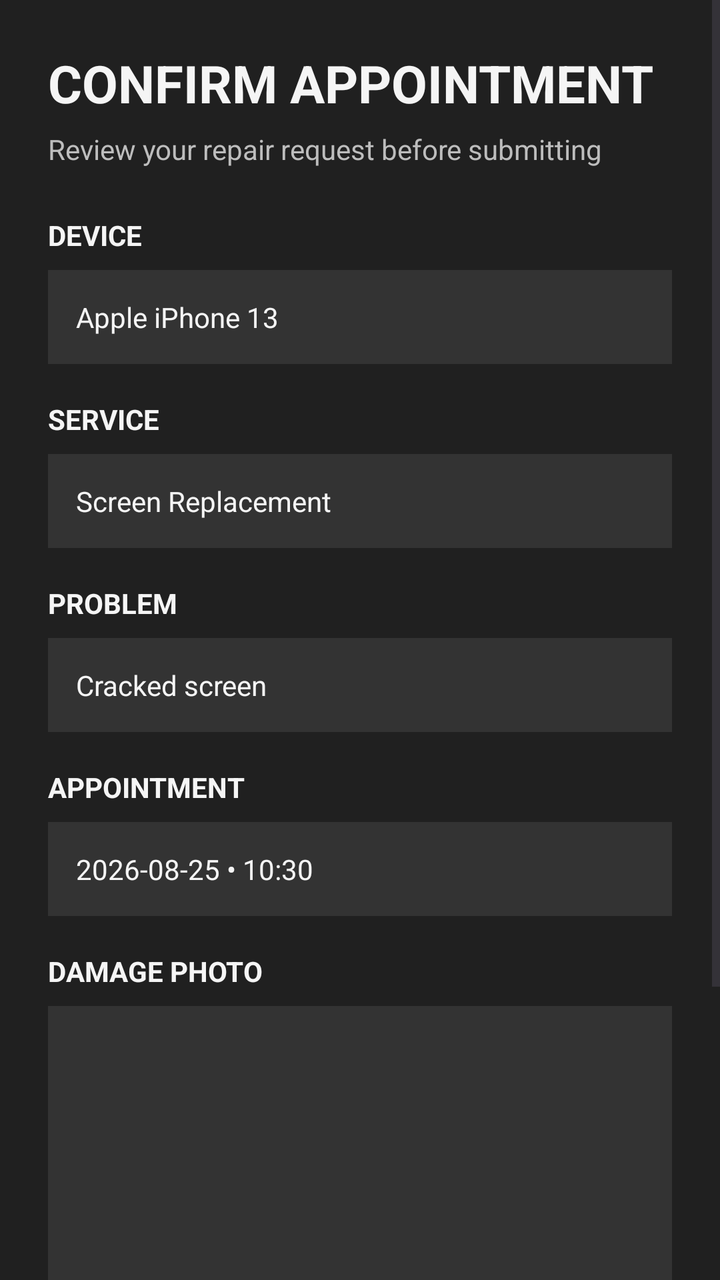
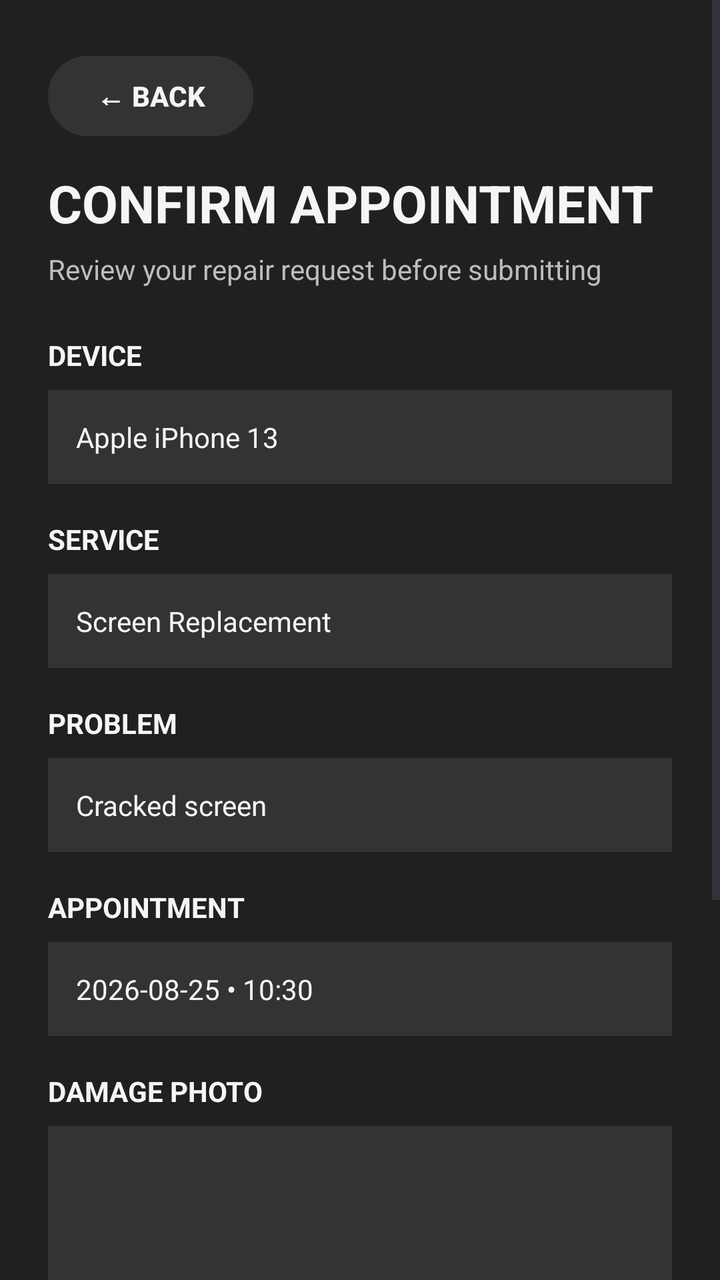

Two renders of the same Android screen: before a commit and after it. Below are the layout's source before the change and the commit's diff.
<!-- AndroidManifest.xml: application theme Theme.TechFix -->
<!-- res/layout/activity_appointment_confirmation.xml -->
<?xml version="1.0" encoding="utf-8"?>
<ScrollView
    xmlns:android="http://schemas.android.com/apk/res/android"
    android:layout_width="match_parent"
    android:layout_height="match_parent"
    android:background="@color/techfix_background"
    android:fillViewport="true">

    <LinearLayout
        android:layout_width="match_parent"
        android:layout_height="wrap_content"
        android:orientation="vertical"
        android:padding="24dp">

        <TextView
            android:layout_width="wrap_content"
            android:layout_height="wrap_content"
            android:text="CONFIRM APPOINTMENT"
            android:textColor="@color/techfix_white"
            android:textSize="26sp"
            android:textStyle="bold" />

        <TextView
            android:layout_width="wrap_content"
            android:layout_height="wrap_content"
            android:text="Review your repair request before submitting"
            android:textColor="@color/techfix_text_secondary"
            android:layout_marginTop="6dp"
            android:layout_marginBottom="24dp" />

        <TextView
            android:text="DEVICE"
            android:textColor="@color/techfix_white"
            android:textStyle="bold"
            android:layout_width="wrap_content"
            android:layout_height="wrap_content" />

        <TextView
            android:id="@+id/tvConfirmDevice"
            android:layout_width="match_parent"
            android:layout_height="wrap_content"
            android:layout_marginTop="8dp"
            android:background="@color/techfix_surface"
            android:padding="14dp"
            android:text="Apple iPhone 13"
            android:textColor="@color/techfix_white" />

        <TextView
            android:text="SERVICE"
            android:textColor="@color/techfix_white"
            android:textStyle="bold"
            android:layout_marginTop="18dp"
            android:layout_width="wrap_content"
            android:layout_height="wrap_content" />

        <TextView
            android:id="@+id/tvConfirmService"
            android:layout_width="match_parent"
            android:layout_height="wrap_content"
            android:layout_marginTop="8dp"
            android:background="@color/techfix_surface"
            android:padding="14dp"
            android:text="Screen Replacement"
            android:textColor="@color/techfix_white" />

        <TextView
            android:text="PROBLEM"
            android:textColor="@color/techfix_white"
            android:textStyle="bold"
            android:layout_marginTop="18dp"
            android:layout_width="wrap_content"
            android:layout_height="wrap_content" />

        <TextView
            android:id="@+id/tvConfirmProblem"
            android:layout_width="match_parent"
            android:layout_height="wrap_content"
            android:layout_marginTop="8dp"
            android:background="@color/techfix_surface"
            android:padding="14dp"
            android:text="Cracked screen"
            android:textColor="@color/techfix_white" />

        <TextView
            android:text="APPOINTMENT"
            android:textColor="@color/techfix_white"
            android:textStyle="bold"
            android:layout_marginTop="18dp"
            android:layout_width="wrap_content"
            android:layout_height="wrap_content" />

        <TextView
            android:id="@+id/tvConfirmAppointment"
            android:layout_width="match_parent"
            android:layout_height="wrap_content"
            android:layout_marginTop="8dp"
            android:background="@color/techfix_surface"
            android:padding="14dp"
            android:text="2026-08-25 • 10:30"
            android:textColor="@color/techfix_white" />

        <TextView
            android:text="DAMAGE PHOTO"
            android:textColor="@color/techfix_white"
            android:textStyle="bold"
            android:layout_marginTop="18dp"
            android:layout_width="wrap_content"
            android:layout_height="wrap_content" />

        <ImageView
            android:id="@+id/imgConfirmPhoto"
            android:layout_width="match_parent"
            android:layout_height="220dp"
            android:layout_marginTop="8dp"
            android:background="@color/techfix_surface"
            android:scaleType="centerCrop"
            android:contentDescription="Damage photo" />

        <Button
            android:id="@+id/btnConfirmBooking"
            android:layout_width="match_parent"
            android:layout_height="55dp"
            android:layout_marginTop="28dp"
            android:backgroundTint="@color/techfix_gold"
            android:text="CONFIRM BOOKING"
            android:textColor="@color/techfix_background"
            android:textStyle="bold" />

    </LinearLayout>

</ScrollView>
<!-- resources referenced by this layout -->
<resources>
  <color name="techfix_background">#202020</color>
  <color name="techfix_gold">#C7A27F</color>
  <color name="techfix_surface">#333333</color>
  <color name="techfix_text_secondary">#BDBDBD</color>
  <color name="techfix_white">#F5F5F5</color>
  <style name="Theme.TechFix" parent="Base.Theme.TechFix" />
  <style name="Base.Theme.TechFix" parent="Theme.Material3.DayNight.NoActionBar">
          
          
      </style>
</resources>

<!-- the commit's change to res/layout/activity_appointment_confirmation.xml (unified diff, before → after) -->
@@ -11,6 +11,17 @@
         android:layout_height="wrap_content"
         android:orientation="vertical"
         android:padding="24dp">
+
+        
+        <Button
+            android:id="@+id/btnBackConfirmation"
+            android:layout_width="wrap_content"
+            android:layout_height="48dp"
+            android:layout_marginBottom="12dp"
+            android:backgroundTint="@color/techfix_surface"
+            android:text="← BACK"
+            android:textColor="@color/techfix_white"
+            android:textStyle="bold" />
 
         <TextView
             android:layout_width="wrap_content"
@@ -121,6 +132,7 @@
             android:layout_width="match_parent"
             android:layout_height="55dp"
             android:layout_marginTop="28dp"
+            android:layout_marginBottom="20dp"
             android:backgroundTint="@color/techfix_gold"
             android:text="CONFIRM BOOKING"
             android:textColor="@color/techfix_background"
